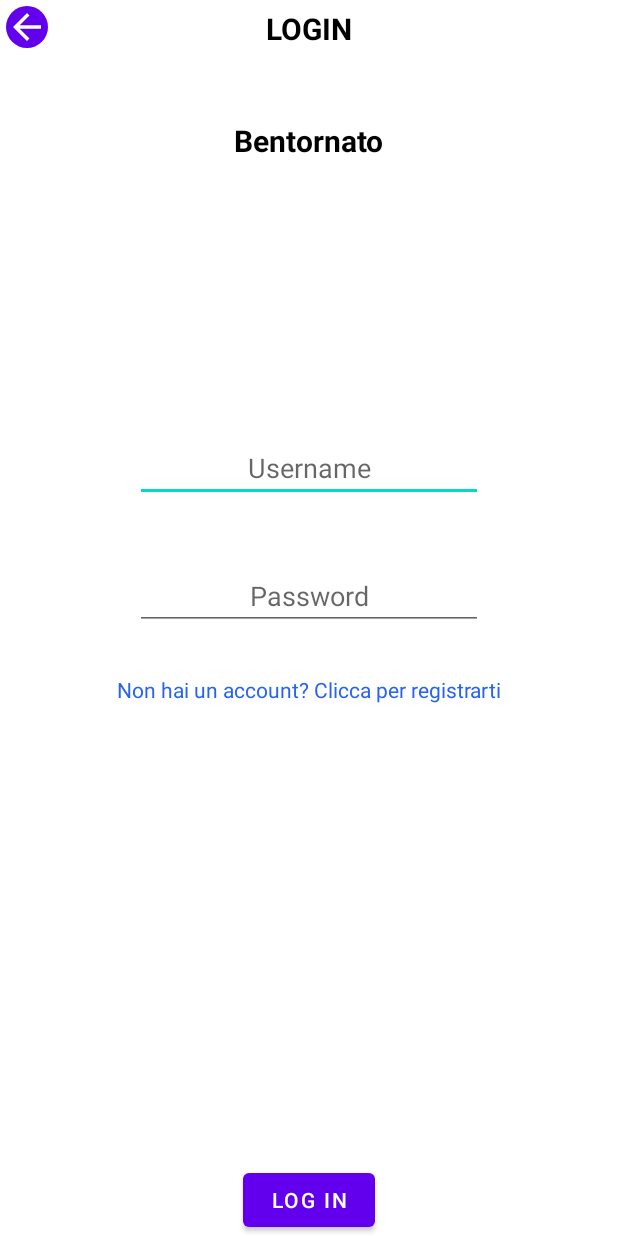
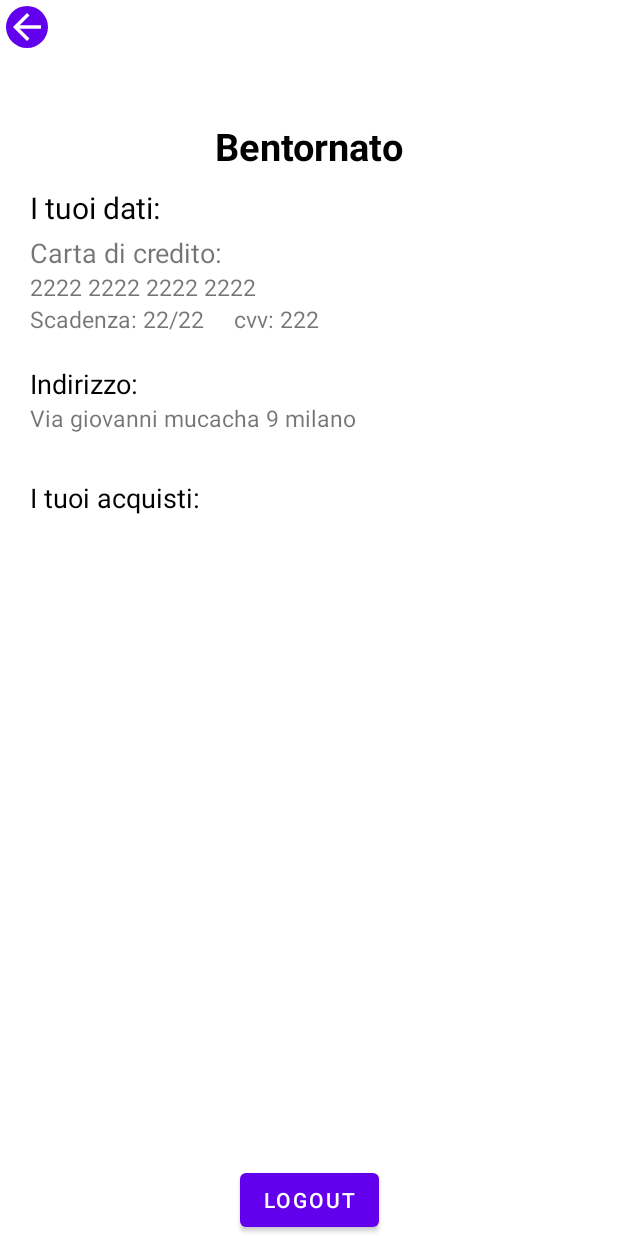
Before and after one commit to gabrielecallegari/Callezon_android, an Android app: the layout activity_profile.xml on its own in the app's theme, with its tools: preview values and no code run, on a phone screen of 412 x 824 dp. Run offline under Robolectric (Android 15) with nearby library versions, the phone set to English and light mode, and no system bars; network calls fail.

```diff
--- a/app/src/main/java/it/itsar/amazon_redo/http/data/JSONProducts.java
+++ b/app/src/main/java/it/itsar/amazon_redo/http/data/JSONProducts.java
@@ -31,7 +31,7 @@ public class JSONProducts {
     String url_products = "https://dummyjson.com/products";
     public static ArrayList<Prodotto> prodotti = new ArrayList<>();
     public void getProducts(final PostAsync callback){
-
+        prodotti.clear();
 
         JsonObjectRequest richiesta = new JsonObjectRequest(Request.Method.GET, url_products, null, response -> {
            try {
--- a/app/src/main/java/it/itsar/amazon_redo/http/model/Pagamento.java
+++ b/app/src/main/java/it/itsar/amazon_redo/http/model/Pagamento.java
@@ -123,9 +123,10 @@ public class Pagamento extends AppCompatActivity {
                     for (int i = 0; i < arr.length(); i++) {
                         JSONObject utente = arr.getJSONObject(i);
                         if(utente.get("islogged").toString().equals("true")){
-                            String ind = cambiaIndirizzo.getText().toString();
+                            String ind = nuovoIndirizzo.getText().toString();
+                            utente.remove("insirizzo");
                             utente.remove("indirizzo");
-                            utente.put("insirizzo",ind);
+                            utente.put("indirizzo",ind);
                             checked = true;
                         }
                         nuovo.put(utente);
--- a/app/src/main/res/layout/activity_profile.xml
+++ b/app/src/main/res/layout/activity_profile.xml
@@ -18,6 +18,7 @@
         android:textSize="20dp"
         android:layout_marginTop="5dp"
         android:id="@+id/labelLogin"
+        android:visibility="gone"
         />
 
     <EditText
@@ -32,6 +33,7 @@
         app:layout_constraintStart_toStartOf="parent"
         app:layout_constraintTop_toTopOf="parent"
         android:layout_marginTop="-200dp"
+        android:visibility="gone"
         />
 
     <EditText
@@ -46,6 +48,7 @@
         app:layout_constraintStart_toStartOf="parent"
         app:layout_constraintTop_toBottomOf="@+id/usernameAccedi"
         android:inputType="textPassword"
+        android:visibility="gone"
         />
 
     <TextView
@@ -58,6 +61,7 @@
         android:layout_marginTop="30dp"
         android:textColor="#2662F3"
         android:id="@+id/senzaAccount"
+        android:visibility="gone"
         />
 
 
@@ -69,6 +73,7 @@
         app:layout_constraintStart_toStartOf="parent"
         app:layout_constraintEnd_toEndOf="parent"
         android:id="@+id/buttonLogin"
+        android:visibility="gone"
         />
 
     <TextView
@@ -79,14 +84,131 @@
         app:layout_constraintEnd_toEndOf="parent"
         android:layout_marginTop="80dp"
         android:text="Bentornato"
-        android:textSize="20dp"
+        android:textSize="25dp"
         android:textStyle="bold"
         android:textColor="@color/black"
         android:id="@+id/bentornato"
         />
 
 
+    <TextView
+        android:textColor="@color/black"
+        android:layout_marginTop="10dp"
+        android:id="@+id/datiLabel"
+        android:layout_width="wrap_content"
+        android:layout_height="wrap_content"
+        android:layout_marginLeft="20dp"
+        android:text="I tuoi dati:"
+        android:textSize="20dp"
+        app:layout_constraintEnd_toEndOf="parent"
+        app:layout_constraintHorizontal_bias="0.0"
+        app:layout_constraintStart_toStartOf="parent"
+        app:layout_constraintTop_toBottomOf="@+id/bentornato"/>
 
+    <TextView
+        android:textSize="18dp"
+        android:id="@+id/ccLabel"
+        android:layout_width="wrap_content"
+        android:layout_height="wrap_content"
+        android:layout_marginLeft="20dp"
+        android:layout_marginTop="4dp"
+        android:text="Carta di credito:"
+        app:layout_constraintEnd_toEndOf="parent"
+        app:layout_constraintHorizontal_bias="0.0"
+        app:layout_constraintStart_toStartOf="parent"
+        app:layout_constraintTop_toBottomOf="@+id/datiLabel" />
+
+    <TextView
+        android:textSize="15dp"
+        android:id="@+id/cartaCreditoPersonale"
+        android:layout_width="wrap_content"
+        android:layout_height="wrap_content"
+        android:layout_marginLeft="20dp"
+        app:layout_constraintEnd_toEndOf="parent"
+        app:layout_constraintHorizontal_bias="0.0"
+        app:layout_constraintStart_toStartOf="parent"
+        app:layout_constraintTop_toBottomOf="@+id/ccLabel"
+        tools:text="2222 2222 2222 2222" />
+
+    <TextView
+        android:textSize="15dp"
+        android:id="@+id/scadenzaPersonale"
+        android:layout_width="wrap_content"
+        android:layout_height="wrap_content"
+        android:layout_marginLeft="20dp"
+        app:layout_constraintEnd_toEndOf="parent"
+        app:layout_constraintHorizontal_bias="0.0"
+        app:layout_constraintStart_toStartOf="parent"
+        app:layout_constraintTop_toBottomOf="@+id/cartaCreditoPersonale"
+        tools:text="Scadenza: 22/22" />
+
+    <TextView
+        android:textSize="15dp"
+        android:layout_width="wrap_content"
+        android:layout_height="wrap_content"
+        android:id="@+id/cvvPersonale"
+        app:layout_constraintTop_toBottomOf="@id/cartaCreditoPersonale"
+        app:layout_constraintStart_toEndOf="@+id/scadenzaPersonale"
+        tools:text="cvv: 222"
+        android:layout_marginLeft="20dp"
+        />
+
+    <TextView
+        android:textSize="18dp"
+        android:layout_width="wrap_content"
+        android:layout_height="wrap_content"
+        android:id="@+id/labelIndirizzo"
+        app:layout_constraintTop_toBottomOf="@id/scadenzaPersonale"
+        android:layout_marginLeft="20dp"
+        app:layout_constraintStart_toStartOf="parent"
+        android:layout_marginTop="20dp"
+        android:text="Indirizzo:"
+        android:textColor="@color/black"
+        />
+
+    <TextView
+        android:textSize="15dp"
+        android:id="@+id/indirizzoPersonale"
+        android:layout_width="wrap_content"
+        android:layout_height="wrap_content"
+        app:layout_constraintTop_toBottomOf="@id/labelIndirizzo"
+        android:layout_marginLeft="20dp"
+        app:layout_constraintStart_toStartOf="parent"
+        tools:text="Via giovanni mucacha 9 milano"
+        />
+
+    <TextView
+        android:textSize="18dp"
+        android:id="@+id/ituoiacquisti"
+        android:layout_width="wrap_content"
+        android:layout_height="wrap_content"
+        app:layout_constraintTop_toBottomOf="@+id/indirizzoPersonale"
+        android:layout_marginLeft="20dp"
+        app:layout_constraintStart_toStartOf="parent"
+        android:layout_marginTop="30dp"
+        android:textColor="@color/black"
+        android:text="I tuoi acquisti:"
+        />
+
+    <androidx.recyclerview.widget.RecyclerView
+        android:layout_marginLeft="20dp"
+        android:layout_width="match_parent"
+        android:layout_height="wrap_content"
+        android:id="@+id/recycleviewAcquisti"
+        app:layout_constraintTop_toBottomOf="@+id/ituoiacquisti"
+        app:layout_constraintStart_toStartOf="parent"
+        app:layout_constraintEnd_toEndOf="parent"
+        />
+
+    <Button
+        android:layout_width="wrap_content"
+        android:layout_height="wrap_content"
+        android:id="@+id/logoutPersonale"
+        android:text="logout"
+        app:layout_constraintBottom_toBottomOf="parent"
+        app:layout_constraintStart_toStartOf="parent"
+        app:layout_constraintEnd_toEndOf="parent"
+        />
 
     <ImageButton
         android:layout_width="wrap_content"
```
Also changed, not shown: app/src/main/java/it/itsar/amazon_redo/Adapter/ProfiloAdapter.java (added, +59 -0 lines), app/src/main/java/it/itsar/amazon_redo/fragments/HomeFragment.java (+6 -4 lines), app/src/main/java/it/itsar/amazon_redo/http/model/Profile.java (+160 -21 lines), app/src/main/res/layout/carta3_template.xml (added, +43 -0 lines).
